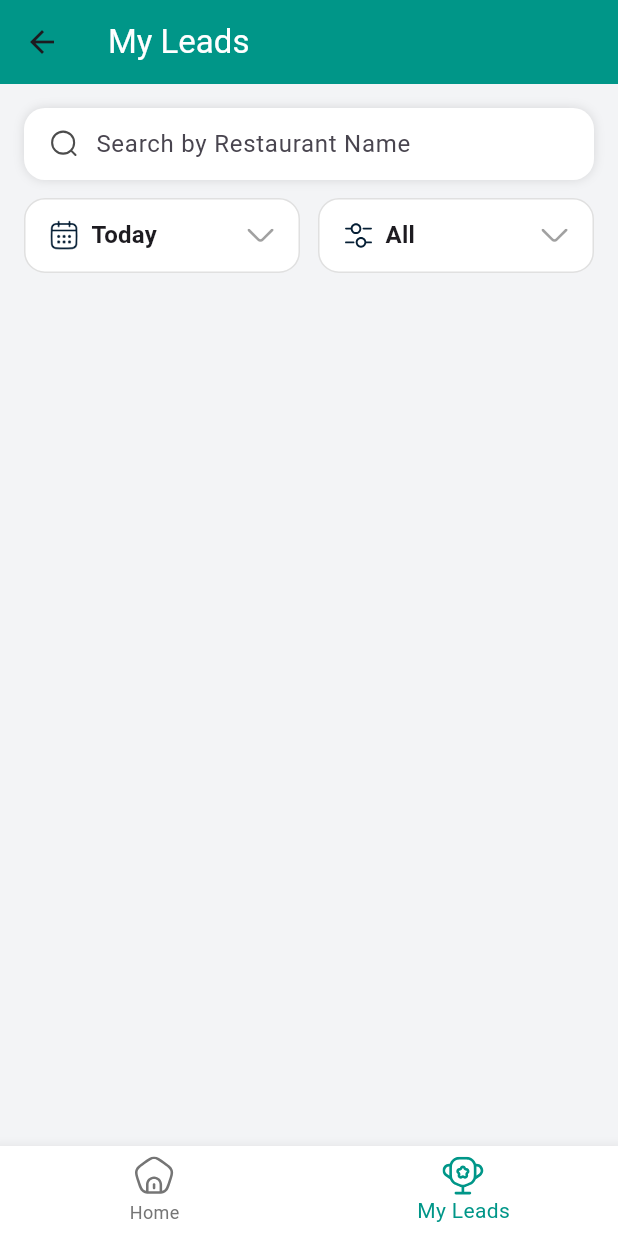
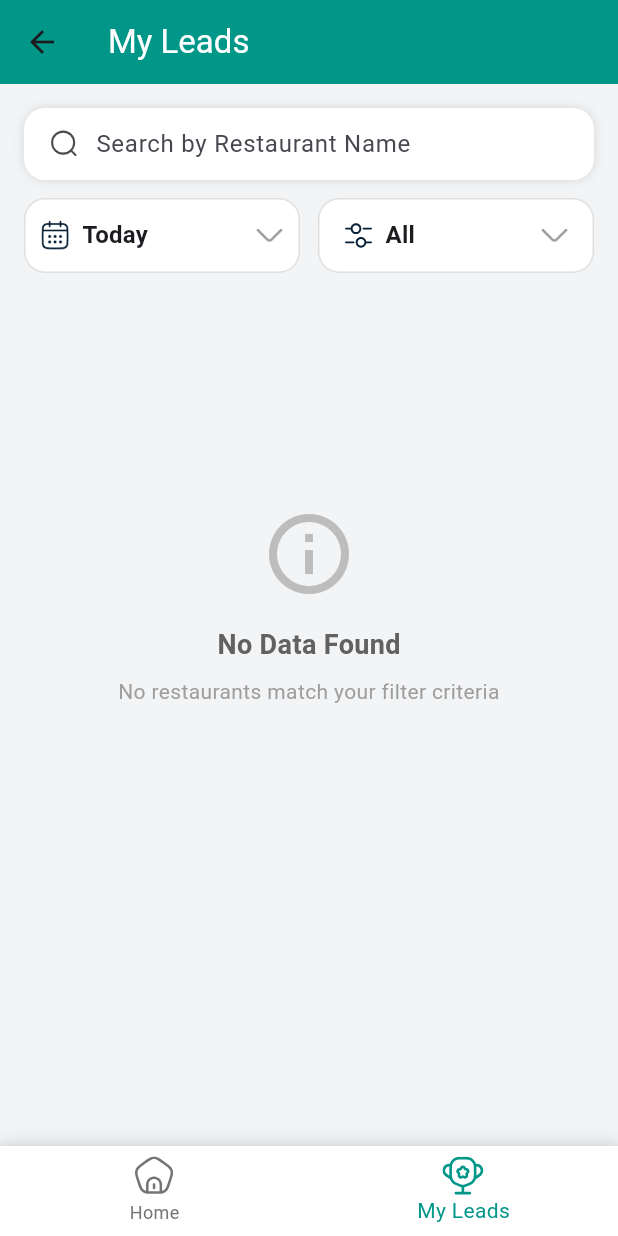
Before and after one commit to msalman231/Ew, a Flutter app: the HomePage screen opened directly with empty values, item 2 of the bottom bar chosen, on a phone screen of 412 x 824 dp. Run offline on Flutter 3.47's test engine with Material 3 defaults, Android fonts, the light colour scheme and no system bars; our stand-ins replace fl_chart, flutter_secure_storage, flutter_svg, geocoding, geolocator, shared_preferences; accounts and stored records are empty; network calls fail.

Commit message:
Fix: Initial filter for the restaurant & some ui changes

```diff
--- a/lib/screens/user/restaurant_list.dart
+++ b/lib/screens/user/restaurant_list.dart
@@ -56,6 +56,7 @@ class _RestaurantListPageState extends State<RestaurantListPage> {
       allRestaurants = list;
       filteredList = list;
     });
+    applyFilters();
   }
 
   // ----------------------------------------------------------------------
@@ -186,7 +187,7 @@ class _RestaurantListPageState extends State<RestaurantListPage> {
 
     return Container(
       margin: const EdgeInsets.only(left: 16),
-      padding: EdgeInsets.symmetric(horizontal: 16),
+      padding: EdgeInsets.symmetric(horizontal: 10),
       decoration: BoxDecoration(
         color: Colors.white,
         borderRadius: BorderRadius.circular(14),
@@ -509,12 +510,47 @@ class _RestaurantListPageState extends State<RestaurantListPage> {
 
             SizedBox(height: 16),
 
-            ListView.builder(
+            filteredList.isEmpty
+                ? Container(
+                    height: MediaQuery.of(context).size.height * 0.5,
+                    child: Center(
+                      child: Column(
+                        mainAxisAlignment: MainAxisAlignment.center,
+                        children: [
+                          Icon(
+                            Icons.info_outline,
+                            size: 64,
+                            color: Colors.grey.shade400,
+                          ),
+                          SizedBox(height: 16),
+                          Text(
+                            "No Data Found",
+                            style: TextStyle(
+                              fontSize: 18,
+                              fontWeight: FontWeight.w600,
+                              color: Colors.grey.shade700,
+                            ),
+                          ),
+                          SizedBox(height: 8),
+                          Text(
+                            "No restaurants match your filter criteria",
+                            style: TextStyle(
+                              fontSize: 14,
+                              color: Colors.grey.shade500,
+                            ),
+                            textAlign: TextAlign.center,
+                          ),
+                        ],
+                      ),
+                    ),
+                  )
+                : ListView.builder(
                     shrinkWrap: true,
                     physics: NeverScrollableScrollPhysics(),
                     padding: EdgeInsets.symmetric(horizontal: 16),
                     itemCount: filteredList.length,
-              itemBuilder: (context, i) => _restaurantCard(filteredList[i]),
+                    itemBuilder: (context, i) =>
+                        _restaurantCard(filteredList[i]),
                   ),
           ],
         ),
@@ -526,7 +562,18 @@ class _RestaurantListPageState extends State<RestaurantListPage> {
   // BOTTOM NAVIGATION BAR
   // ----------------------------------------------------------------------
   Widget _bottomNavBar() {
-    return BottomNavigationBar(
+    return Container(
+      decoration: BoxDecoration(
+        boxShadow: [
+          BoxShadow(
+            color: Colors.black.withOpacity(0.1),
+            blurRadius: 10,
+            offset: Offset(0, -2), // Negative offset for top shadow
+            spreadRadius: 0,
+          ),
+        ],
+      ),
+      child: BottomNavigationBar(
         currentIndex: 1,
         selectedItemColor: Colors.teal,
         unselectedItemColor: Colors.grey.shade600,
@@ -572,6 +619,7 @@ class _RestaurantListPageState extends State<RestaurantListPage> {
             label: "My Leads",
           ),
         ],
+      ),
     );
   }
 }
```
Also changed, not shown: lib/screens/admin/admin_home.dart (+10 -2 lines), lib/screens/admin/restaurant_list_page.dart (+44 -7 lines), lib/screens/user/home.dart (+14 -2 lines). Lines whose indentation alone changed are shown as unchanged.
